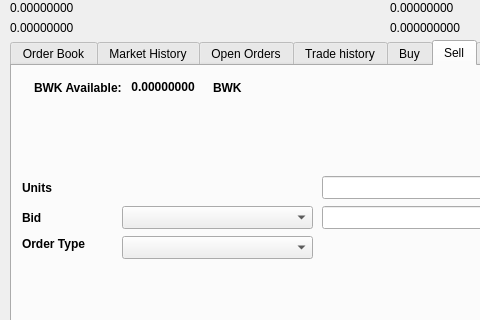
Qt form src/qt/forms/tradingdialog.ui (cryptocrowd-city/xcrc-wallet) before a commit; both pictures show x 0 to 480 and y 0 to 320 of the 780 by 476 pixel window.
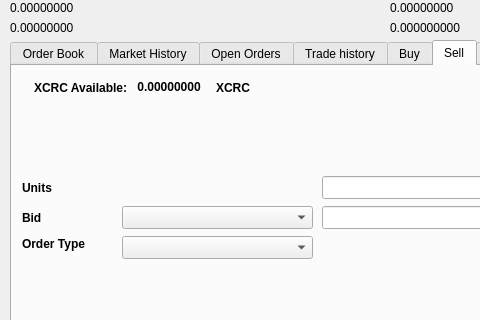
The same form after that commit. The open tabs and pages were chosen to show the change. Icons and pictures are not drawn. Custom widgets are drawn as their Qt base class.

```diff
--- a/src/qt/forms/tradingdialog.ui
+++ b/src/qt/forms/tradingdialog.ui
@@ -1777,7 +1777,7 @@
          </font>
         </property>
         <property name="text">
-         <string>BWK Available:</string>
+         <string>XCRC Available:</string>
         </property>
        </widget>
       </item>
@@ -2221,7 +2221,7 @@
          </font>
         </property>
         <property name="text">
-         <string>BWK</string>
+         <string>XCRC</string>
         </property>
        </widget>
       </item>
```
Left out of the diff: 16 changed lines with no effect on the pictures.
